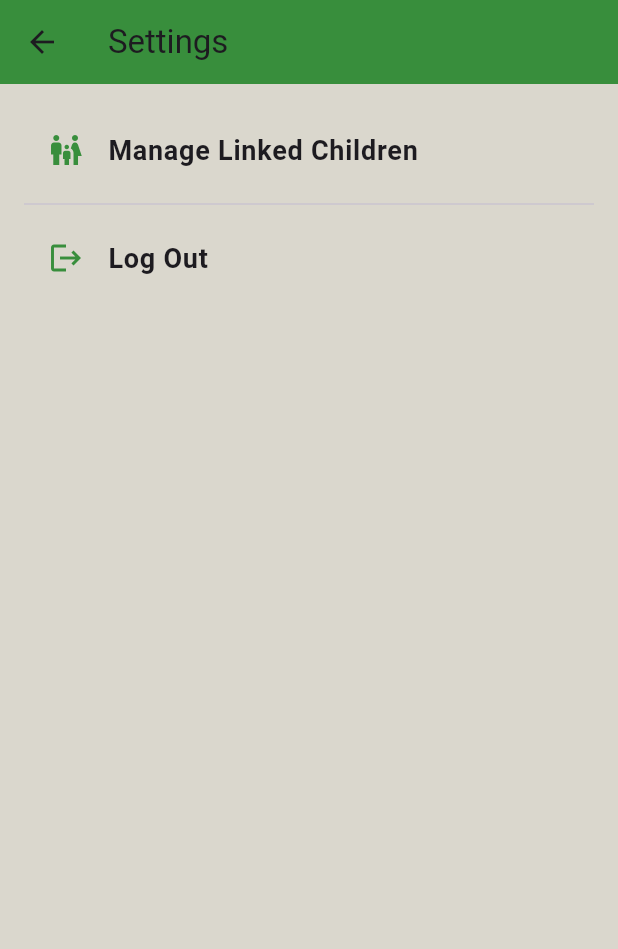
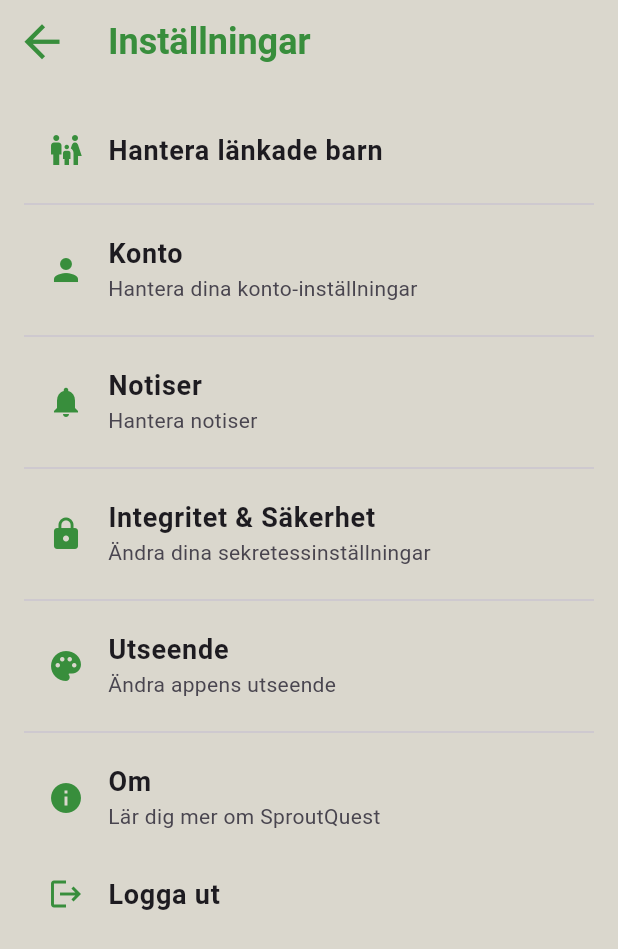
Before and after one commit to heba02/SproutQuest, a Flutter app: the AdultSettingsScreen screen opened directly, on a phone screen of 412 x 824 dp. Shown: the top 949 px of the screen. Run offline on Flutter 3.47's test engine with Material 3 defaults, Android fonts, the phone set to English and light mode, and no system bars; our stand-ins replace cloud_firestore, firebase_auth, firebase_core, firebase_storage, image_picker; accounts and stored records are empty.

Commit message:
to svenska

```diff
--- a/sproutquest/lib/screens/adult_main_screen.dart
+++ b/sproutquest/lib/screens/adult_main_screen.dart
@@ -39,11 +39,11 @@ class _AdultMainScreenState extends State<AdultMainScreen> {
         items: [
           BottomNavigationBarItem(
             icon: Icon(Icons.assignment),
-            label: 'Pending Missions',
+            label: 'Väntande uppdrag',
           ),
           BottomNavigationBarItem(
             icon: Icon(Icons.settings),
-            label: 'Settings',
+            label: 'Inställningar',
           ),
         ],
         onTap: (index) {
--- a/sproutquest/lib/screens/adult_settings_screen.dart
+++ b/sproutquest/lib/screens/adult_settings_screen.dart
@@ -11,15 +11,25 @@ class AdultSettingsScreen extends StatelessWidget {
     return Scaffold(
       backgroundColor: Color(0xFFDAD7CD),
       appBar: AppBar(
-        title: Text('Settings'),
-        backgroundColor: Colors.green.shade700,
+        title: Text('Inställningar',
+          style: TextStyle(
+            fontSize: 24,
+            fontWeight: FontWeight.bold,
+            color: Colors.green.shade700,
+          ),
+        ),
+        backgroundColor: Colors.transparent,
+         elevation: 0,
+        iconTheme: IconThemeData(
+          color: Colors.green.shade700,
+          size: 35), // Makes back arrow match theme
       ),
       body: ListView(
         padding: EdgeInsets.all(16),
         children: [
           ListTile(
             leading: Icon(Icons.family_restroom, color: Colors.green.shade700),
-            title: Text('Manage Linked Children', style: TextStyle(fontSize: 18, fontWeight: FontWeight.bold)),
+            title: Text('Hantera länkade barn', style: TextStyle(fontSize: 18, fontWeight: FontWeight.bold)),
             onTap: () {
               Navigator.push(
                 context,
@@ -28,9 +38,49 @@ class AdultSettingsScreen extends StatelessWidget {
             },
           ),
           Divider(),
+
+          ListTile(
+            leading: Icon(Icons.person, color: Colors.green.shade700),
+            title: Text('Konto', style: TextStyle(fontSize: 18, fontWeight: FontWeight.bold)),
+            subtitle: Text('Hantera dina konto-inställningar'),
+            onTap: () {},
+          ),
+          Divider(),
+
+          ListTile(
+            leading: Icon(Icons.notifications, color: Colors.green.shade700),
+            title: Text('Notiser', style: TextStyle(fontSize: 18, fontWeight: FontWeight.bold)),
+            subtitle: Text('Hantera notiser'),
+            onTap: () {},
+          ),
+          Divider(),
+
+          ListTile(
+            leading: Icon(Icons.lock, color: Colors.green.shade700),
+            title: Text('Integritet & Säkerhet', style: TextStyle(fontSize: 18, fontWeight: FontWeight.bold)),
+            subtitle: Text('Ändra dina sekretessinställningar'),
+            onTap: () {},
+          ),
+          Divider(),
+
+          ListTile(
+            leading: Icon(Icons.palette, color: Colors.green.shade700),
+            title: Text('Utseende', style: TextStyle(fontSize: 18, fontWeight: FontWeight.bold)),
+            subtitle: Text('Ändra appens utseende'),
+            onTap: () {},
+          ),
+          Divider(),
+
+          ListTile(
+            leading: Icon(Icons.info, color: Colors.green.shade700),
+            title: Text('Om', style: TextStyle(fontSize: 18, fontWeight: FontWeight.bold)),
+            subtitle: Text('Lär dig mer om SproutQuest'),
+            onTap: () {},
+          ),
+
           ListTile(
             leading: Icon(Icons.logout, color: Colors.green.shade700),
-            title: Text('Log Out', style: TextStyle(fontSize: 18, fontWeight: FontWeight.bold)),
+            title: Text('Logga ut', style: TextStyle(fontSize: 18, fontWeight: FontWeight.bold)),
             onTap: () async {
               await FirebaseAuth.instance.signOut();
               Navigator.pushAndRemoveUntil(
--- a/sproutquest/lib/screens/manage_linked_adults_screen.dart
+++ b/sproutquest/lib/screens/manage_linked_adults_screen.dart
@@ -64,7 +64,7 @@ class _ManageLinkedAdultsScreenState extends State<ManageLinkedAdultsScreen> {
     return Scaffold(
       backgroundColor: Color(0xFFDAD7CD),
       appBar: AppBar(
-        title: Text('Manage Linked Adults'),
+        title: Text('Hantera länkade vuxna'),
         backgroundColor: Colors.green.shade700,
       ),
       body: Padding(
@@ -72,7 +72,7 @@ class _ManageLinkedAdultsScreenState extends State<ManageLinkedAdultsScreen> {
         child: Column(
           children: [
             Text(
-              'Connected Adults:',
+              'Länkade vuxna:',
               style: TextStyle(
                 fontSize: 24,
                 fontWeight: FontWeight.bold,
@@ -94,7 +94,7 @@ class _ManageLinkedAdultsScreenState extends State<ManageLinkedAdultsScreen> {
             TextFormField(
               controller: _nameController,
               decoration: InputDecoration(
-                labelText: 'Enter adult\'s name',
+                labelText: 'Ange namn (t.ex Mamma)',
                 border: OutlineInputBorder(),
                 prefixIcon: Icon(Icons.person),
               ),
@@ -103,7 +103,7 @@ class _ManageLinkedAdultsScreenState extends State<ManageLinkedAdultsScreen> {
             TextFormField(
               controller: _emailController,
               decoration: InputDecoration(
-                labelText: 'Enter adult\'s email',
+                labelText: 'Ange e-postadress',
                 border: OutlineInputBorder(),
                 prefixIcon: Icon(Icons.email),
               ),
@@ -118,7 +118,7 @@ class _ManageLinkedAdultsScreenState extends State<ManageLinkedAdultsScreen> {
                 padding: EdgeInsets.symmetric(vertical: 16, horizontal: 24),
                 textStyle: TextStyle(fontSize: 18),
               ),
-              child: Text('Add adult'),
+              child: Text('Lägg till vuxen'),
             ),
           ],
         ),
--- a/sproutquest/lib/screens/manage_linked_children_screen.dart
+++ b/sproutquest/lib/screens/manage_linked_children_screen.dart
@@ -59,7 +59,7 @@ class _ManageLinkedChildrenScreenState extends State<ManageLinkedChildrenScreen>
 
       // 3. Visa en liten SnackBar
       ScaffoldMessenger.of(context).showSnackBar(
-        SnackBar(content: Text('Child name updated!')),
+        SnackBar(content: Text('Barnets namn uppdaterat!')),
       );
     }
   }
@@ -80,13 +80,13 @@ class _ManageLinkedChildrenScreenState extends State<ManageLinkedChildrenScreen>
     return Scaffold(
       backgroundColor: Color(0xFFDAD7CD),
       appBar: AppBar(
-        title: Text('Manage Linked Children'),
+        title: Text('Hantera länkade barn'),
         backgroundColor: Colors.green.shade700,
       ),
       body: Padding(
         padding: const EdgeInsets.all(24.0),
         child: linkedChildren.isEmpty
-            ? Center(child: Text('No linked children found.'))
+            ? Center(child: Text('Inga länkade barn hittades.'))
             : ListView.builder(
                 itemCount: linkedChildren.length,
                 itemBuilder: (context, index) {
@@ -97,7 +97,7 @@ class _ManageLinkedChildrenScreenState extends State<ManageLinkedChildrenScreen>
                       title: TextFormField(
                         controller: _controllers[child['childEmail']],
                         decoration: InputDecoration(
-                          labelText: 'Child Name',
+                          labelText: 'Barnets namn',
                         ),
                       ),
                       subtitle: Text(child['childEmail']),
@@ -112,7 +112,7 @@ class _ManageLinkedChildrenScreenState extends State<ManageLinkedChildrenScreen>
                           backgroundColor: Colors.green.shade700,
                           foregroundColor: Colors.white,
                         ),
-                        child: Text('Save'),
+                        child: Text('Spara'),
                       ),
                     ),
                   );
--- a/sproutquest/lib/screens/pending_missions_screen.dart
+++ b/sproutquest/lib/screens/pending_missions_screen.dart
@@ -109,10 +109,10 @@ class PendingMissionsScreen extends StatelessWidget {
           return Center(child: CircularProgressIndicator());
         }
         if (snapshot.hasError) {
-          return Center(child: Text('Something went wrong!'));
+          return Center(child: Text('Något gick fel!'));
         }
         if (!snapshot.hasData || snapshot.data == null) {
-          return Center(child: Text('No user data found.'));
+          return Center(child: Text('Ingen användardata hittades.'));
         }
 
         final currentEmail = snapshot.data!['email'] as String;
@@ -129,7 +129,7 @@ class PendingMissionsScreen extends StatelessWidget {
               return Center(child: CircularProgressIndicator());
             }
             if (!missionSnapshot.hasData || missionSnapshot.data!.docs.isEmpty) {
-              return Center(child: Text('No missions to approve!'));
+              return Center(child: Text('Det finns inga uppgifter att godkänna!'));
             }
 
             final missions = missionSnapshot.data!.docs;
--- a/sproutquest/lib/screens/settings_screen.dart
+++ b/sproutquest/lib/screens/settings_screen.dart
@@ -13,7 +13,7 @@ class SettingsScreen extends StatelessWidget {
       backgroundColor: Color(0xFFDAD7CD), // Matching background color
       appBar: AppBar(
         title: Text(
-          'Settings',
+          'Inställningar',
           style: TextStyle(
             fontSize: 24,
             fontWeight: FontWeight.bold,
@@ -29,42 +29,30 @@ class SettingsScreen extends StatelessWidget {
       body: ListView(
         padding: EdgeInsets.all(16),
         children: [
+
+
           ListTile(
-            leading: Icon(Icons.person, color: Colors.green.shade700),
-            title: Text('Account', style: TextStyle(fontSize: 18, fontWeight: FontWeight.bold)),
-            subtitle: Text('Manage your account details'),
+            leading: Icon(Icons.notifications, color: Colors.green.shade700),
+            title: Text('Notiser', style: TextStyle(fontSize: 18, fontWeight: FontWeight.bold)),
+            subtitle: Text('Hantera notiser'),
             onTap: () {},
           ),
           Divider(),
 
-          ListTile(
-            leading: Icon(Icons.notifications, color: Colors.green.shade700),
-            title: Text('Notifications', style: TextStyle(fontSize: 18, fontWeight: FontWeight.bold)),
-            subtitle: Text('Manage notification settings'),
-            onTap: () {},
-          ),
-          Divider(),
 
-          ListTile(
-            leading: Icon(Icons.lock, color: Colors.green.shade700),
-            title: Text('Privacy & Security', style: TextStyle(fontSize: 18, fontWeight: FontWeight.bold)),
-            subtitle: Text('Adjust your privacy settings'),
-            onTap: () {},
-          ),
-          Divider(),
 
           ListTile(
             leading: Icon(Icons.palette, color: Colors.green.shade700),
-            title: Text('Appearance', style: TextStyle(fontSize: 18, fontWeight: FontWeight.bold)),
-            subtitle: Text('Customize the app’s look'),
+            title: Text('Utseende', style: TextStyle(fontSize: 18, fontWeight: FontWeight.bold)),
+            subtitle: Text('Ändra appens utseende'),
             onTap: () {},
           ),
           Divider(),
 
           ListTile(
             leading: Icon(Icons.family_restroom, color: Colors.green.shade700),
-            title: Text('Manage Linked Adults', style: TextStyle(fontSize: 18, fontWeight: FontWeight.bold)),
-            subtitle: Text('Add or view your connected adults'),
+            title: Text('Hantera länkade vuxna', style: TextStyle(fontSize: 18, fontWeight: FontWeight.bold)),
+            subtitle: Text('Lägg till eller visa dina länkade vuxna'),
             onTap: () {
               Navigator.push(
                 context,
@@ -78,8 +66,8 @@ class SettingsScreen extends StatelessWidget {
 
           ListTile(
             leading: Icon(Icons.waving_hand, color: Colors.green.shade700),
-            title: Text('Log out', style: TextStyle(fontSize: 18, fontWeight: FontWeight.bold)),
-            subtitle: Text('Log out from the app'),
+            title: Text('Logga ut', style: TextStyle(fontSize: 18, fontWeight: FontWeight.bold)),
+            subtitle: Text('Logga ut från appen'),
             onTap: () async {
               await FirebaseAuth.instance.signOut();
               Navigator.pushAndRemoveUntil(
@@ -89,14 +77,8 @@ class SettingsScreen extends StatelessWidget {
               );
             },
           ),
-          Divider(),
 
-          ListTile(
-            leading: Icon(Icons.info, color: Colors.green.shade700),
-            title: Text('About', style: TextStyle(fontSize: 18, fontWeight: FontWeight.bold)),
-            subtitle: Text('Learn more about SproutQuest'),
-            onTap: () {},
-          ),
+
         ],
       ),
     );
```
Also changed, not shown: sproutquest/lib/screens/forgot_password_screen.dart (+5 -5 lines), sproutquest/lib/screens/home_screen.dart (+18 -18 lines), sproutquest/lib/screens/leaderboard_screen.dart (+4 -4 lines), sproutquest/lib/screens/login_screen.dart (+11 -11 lines), sproutquest/lib/screens/sign_up_screen.dart (+13 -13 lines).
